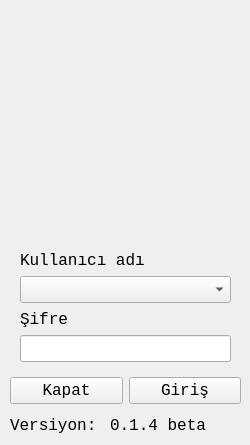
The window that loginform.ui (mamoo81/bhss) describes before a commit, drawn with Qt 5.
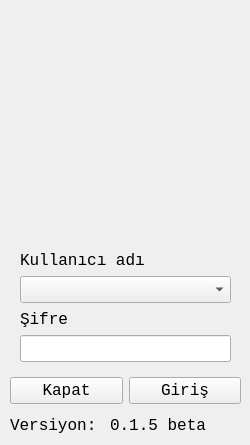
The same window after the commit. Icons and pictures are not drawn.

Diff of the .ui file:
```diff
--- a/loginform.ui
+++ b/loginform.ui
@@ -144,7 +144,7 @@
      </rect>
     </property>
     <property name="text">
-     <string>0.1.4 beta</string>
+     <string>0.1.5 beta</string>
     </property>
    </widget>
    <widget class="QLabel" name="label_4">
```
